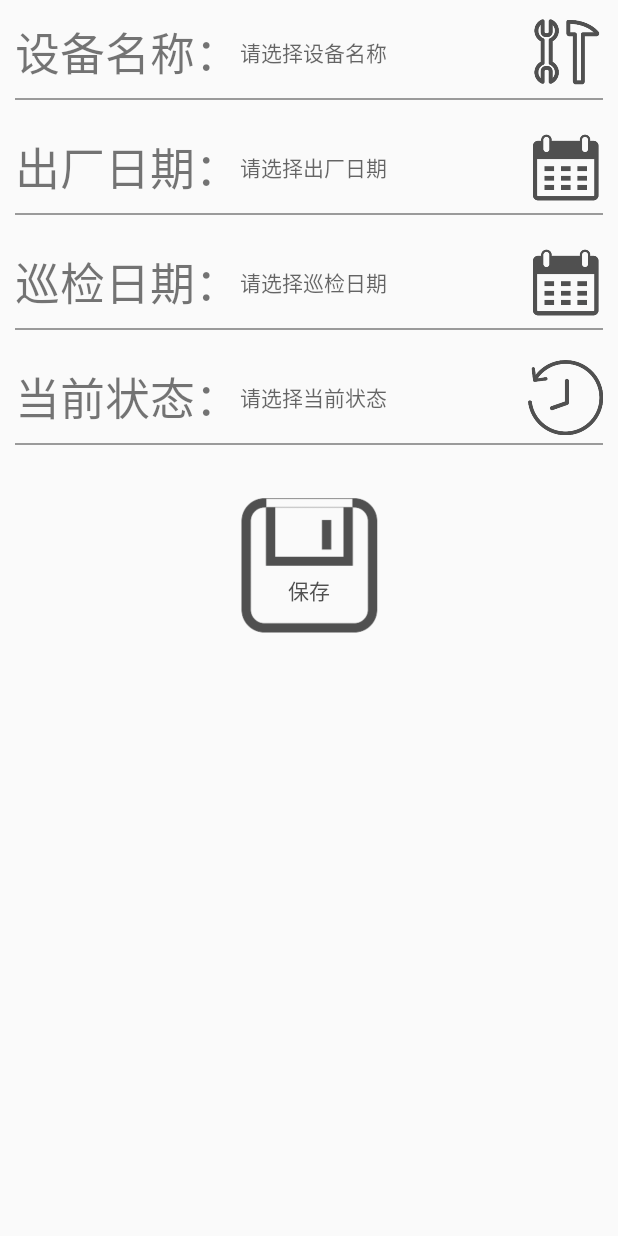
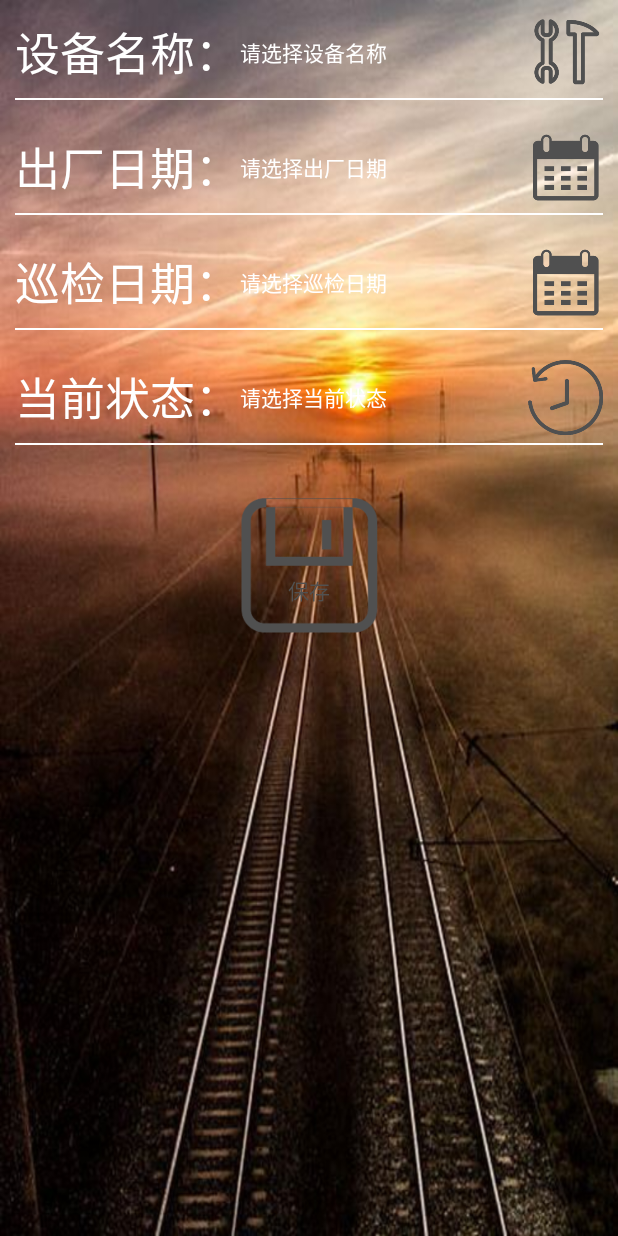
Before and after one commit to ActTerr/device_android, an Android app: the SaveActivity screen opened directly, with no data from a screen before it, on a phone screen of 412 x 824 dp. Run offline under Robolectric (Android 15) with nearby library versions, the phone set to English and light mode, and no system bars; our stand-ins replace ButterKnife; libraries missing offline, so code that uses them is left out: com.squareup.leakcanary, rx.android.schedulers, rx.schedulers; 1 statement that could not run was skipped.

Commit message:
美化UI

```diff
--- a/app/src/main/java/mac/yk/devicemanagement/ui/activity/DetailActivity.java
+++ b/app/src/main/java/mac/yk/devicemanagement/ui/activity/DetailActivity.java
@@ -513,5 +513,6 @@ public class DetailActivity extends BaseActivity {
     @Override
     public void onBackPressed() {
         MFGT.gotoMainActivity(context);
+        MFGT.finish(context);
     }
 }
--- a/app/src/main/res/layout/activity_save.xml
+++ b/app/src/main/res/layout/activity_save.xml
@@ -5,6 +5,7 @@
     android:layout_width="match_parent"
     android:layout_height="match_parent"
     android:orientation="vertical"
+    android:background="@drawable/b5"
     tools:context="mac.yk.devicemanagement.ui.activity.SaveActivity">
     <include layout="@layout/item_title2"/>
 <LinearLayout
@@ -15,6 +16,7 @@
     android:layout_height="wrap_content"
     android:orientation="horizontal">
     <TextView
+        android:textColor="@color/white"
         android:layout_gravity="center_vertical"
         android:textSize="30sp"
         android:text="设备名称："
@@ -22,6 +24,8 @@
         android:layout_height="wrap_content" />
 
     <TextView
+        android:textColor="@color/white"
+       android:textColorHint="@color/white"
         android:layout_gravity="center_vertical"
         android:hint="请选择设备名称"
         android:layout_weight="1"
@@ -35,10 +39,11 @@
         android:layout_height="50dp" />
 </LinearLayout>
     <View
+
         android:layout_marginTop="5dp"
         android:layout_marginLeft="10dp"
         android:layout_marginRight="10dp"
-        android:background="@color/gray"
+        android:background="@color/white"
         android:layout_width="match_parent"
         android:layout_height="1dp"/>
     <LinearLayout
@@ -49,6 +54,7 @@
         android:layout_height="wrap_content"
         android:orientation="horizontal">
         <TextView
+            android:textColor="@color/white"
             android:layout_gravity="center_vertical"
             android:textSize="30sp"
             android:text="出厂日期："
@@ -56,6 +62,8 @@
             android:layout_height="wrap_content" />
 
         <TextView
+            android:textColor="@color/white"
+            android:textColorHint="@color/white"
             android:layout_gravity="center_vertical"
             android:layout_weight="1"
             android:id="@+id/chuchang"
@@ -70,10 +78,11 @@
 
     </LinearLayout>
     <View
+
         android:layout_marginTop="5dp"
         android:layout_marginLeft="10dp"
         android:layout_marginRight="10dp"
-        android:background="@color/gray"
+        android:background="@color/white"
         android:layout_width="match_parent"
         android:layout_height="1dp"/>
     <LinearLayout
@@ -84,12 +93,15 @@
         android:layout_height="wrap_content"
         android:orientation="horizontal">
         <TextView
+            android:textColor="@color/white"
             android:layout_gravity="center_vertical"
             android:textSize="30sp"
             android:text="巡检日期："
             android:layout_width="wrap_content"
             android:layout_height="wrap_content" />
         <TextView
+            android:textColor="@color/white"
+            android:textColorHint="@color/white"
             android:layout_gravity="center_vertical"
             android:layout_weight="1"
             android:id="@+id/xunjian"
@@ -107,7 +119,7 @@
         android:layout_marginTop="5dp"
         android:layout_marginLeft="10dp"
         android:layout_marginRight="10dp"
-        android:background="@color/gray"
+        android:background="@color/white"
         android:layout_width="match_parent"
         android:layout_height="1dp"/>
     <LinearLayout
@@ -118,12 +130,15 @@
         android:layout_height="wrap_content"
         android:orientation="horizontal">
         <TextView
+            android:textColor="@color/white"
             android:layout_gravity="center_vertical"
             android:textSize="30sp"
             android:text="当前状态："
             android:layout_width="wrap_content"
             android:layout_height="wrap_content" />
         <TextView
+            android:textColor="@color/white"
+            android:textColorHint="@color/white"
             android:layout_gravity="center_vertical"
             android:layout_weight="1"
             android:id="@+id/status"
@@ -141,7 +156,7 @@
         android:layout_marginTop="5dp"
         android:layout_marginLeft="10dp"
         android:layout_marginRight="10dp"
-        android:background="@color/gray"
+        android:background="@color/white"
         android:layout_width="match_parent"
         android:layout_height="1dp"/>
 
--- a/app/src/main/res/layout/dialog_yujing.xml
+++ b/app/src/main/res/layout/dialog_yujing.xml
@@ -3,6 +3,7 @@
     android:orientation="vertical" android:layout_width="match_parent"
     android:layout_height="match_parent">
     <TextView
+        android:textColor="@color/red"
         android:id="@+id/yujing"
         android:layout_width="match_parent"
         android:layout_height="wrap_content" />
--- a/app/src/main/res/layout/frag_detail.xml
+++ b/app/src/main/res/layout/frag_detail.xml
@@ -2,6 +2,7 @@
 <LinearLayout xmlns:android="http://schemas.android.com/apk/res/android"
     android:layout_width="match_parent"
     android:layout_height="match_parent"
+    android:background="@drawable/yellow"
     xmlns:app="http://schemas.android.com/apk/res-auto"
     android:orientation="vertical">
 
--- a/app/src/main/res/layout/frag_tongji.xml
+++ b/app/src/main/res/layout/frag_tongji.xml
@@ -1,8 +1,11 @@
 <?xml version="1.0" encoding="utf-8"?>
 <RelativeLayout xmlns:android="http://schemas.android.com/apk/res/android"
     android:orientation="vertical" android:layout_width="match_parent"
-    android:layout_height="match_parent">
+    android:layout_height="match_parent"
+        android:background="@drawable/b4"
+    >
     <TextView
+        android:textColor="@color/white"
         android:gravity="center"
         android:id="@+id/tv"
         android:text="设备名称和个数"
```
Also changed, not shown: app/src/main/java/mac/yk/devicemanagement/ui/activity/MainActivity.java (+11 -1 lines), app/src/main/java/mac/yk/devicemanagement/widget/lunboView.java (+5 -5 lines), app/src/main/res/layout/activity_login.xml (added, +64 -0 lines), app/src/main/res/layout/frag_main.xml (added, +32 -0 lines), app/src/main/res/layout/item_device.xml (+14 -6 lines), app/src/main/res/layout/item_scrap.xml (+14 -4 lines), app/src/main/res/drawable/b1.jpeg (added), app/src/main/res/drawable/b2.jpeg (added), app/src/main/res/drawable/b3.jpeg (added), app/src/main/res/drawable/b4.jpeg (added), app/src/main/res/drawable/b5.jpeg (added), app/src/main/res/drawable/yellow.jpg (added).
